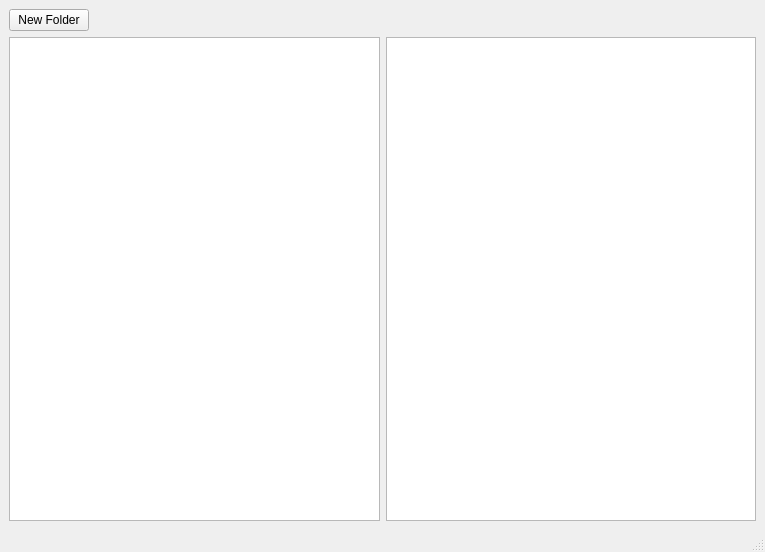
Old version of the form catalog/catalog/catalog.ui in the repository JakubKomar/ICP-2021.
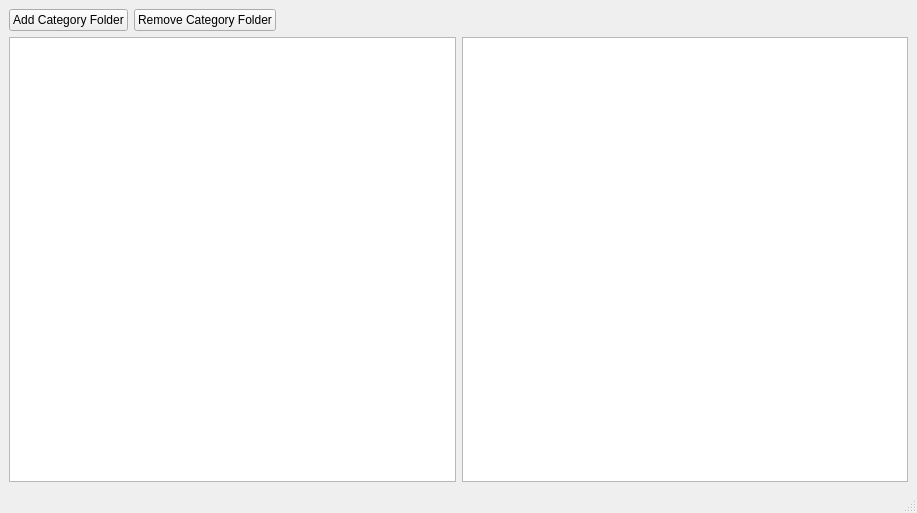
New version of the form.

Diff of the .ui file:
```diff
--- a/catalog/catalog/catalog.ui
+++ b/catalog/catalog/catalog.ui
@@ -6,23 +6,34 @@
    <rect>
     <x>0</x>
     <y>0</y>
-    <width>765</width>
-    <height>552</height>
+    <width>917</width>
+    <height>513</height>
    </rect>
   </property>
   <property name="windowTitle">
    <string>catalog</string>
   </property>
   <widget class="QWidget" name="centralwidget">
-   <layout class="QVBoxLayout" name="verticalLayout_2">
-    <item>
+   <property name="sizePolicy">
+    <sizepolicy hsizetype="Expanding" vsizetype="Expanding">
+     <horstretch>0</horstretch>
+     <verstretch>0</verstretch>
+    </sizepolicy>
+   </property>
      <layout class="QVBoxLayout" name="verticalLayout">
       <item>
        <layout class="QHBoxLayout" name="horizontalLayout_2">
         <item>
          <widget class="QPushButton" name="pushButton">
           <property name="text">
-           <string>New Folder</string>
+         <string>Add Category Folder</string>
+        </property>
+       </widget>
+      </item>
+      <item>
+       <widget class="QPushButton" name="pushButton_2">
+        <property name="text">
+         <string>Remove Category Folder</string>
           </property>
          </widget>
         </item>
@@ -48,8 +59,6 @@
         </item>
         <item>
          <widget class="QListView" name="listView"/>
-        </item>
-       </layout>
       </item>
      </layout>
     </item>
```
Lines whose indentation alone changed are shown as unchanged.
